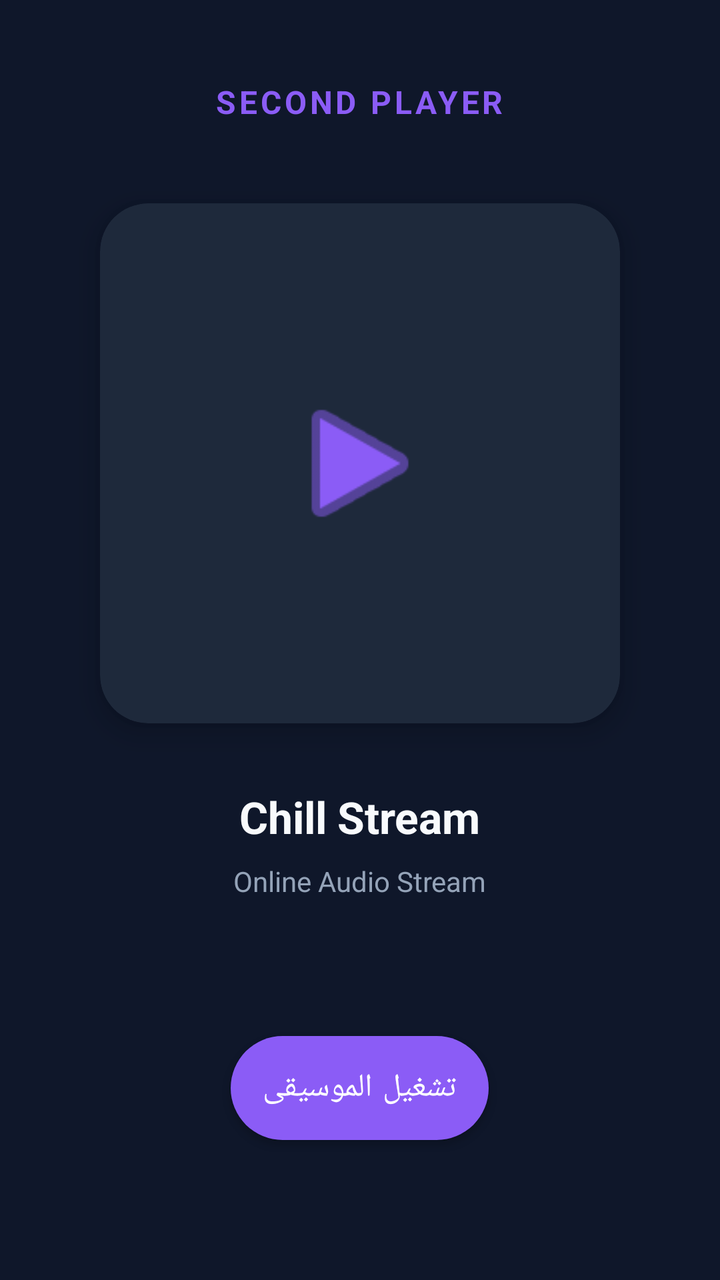
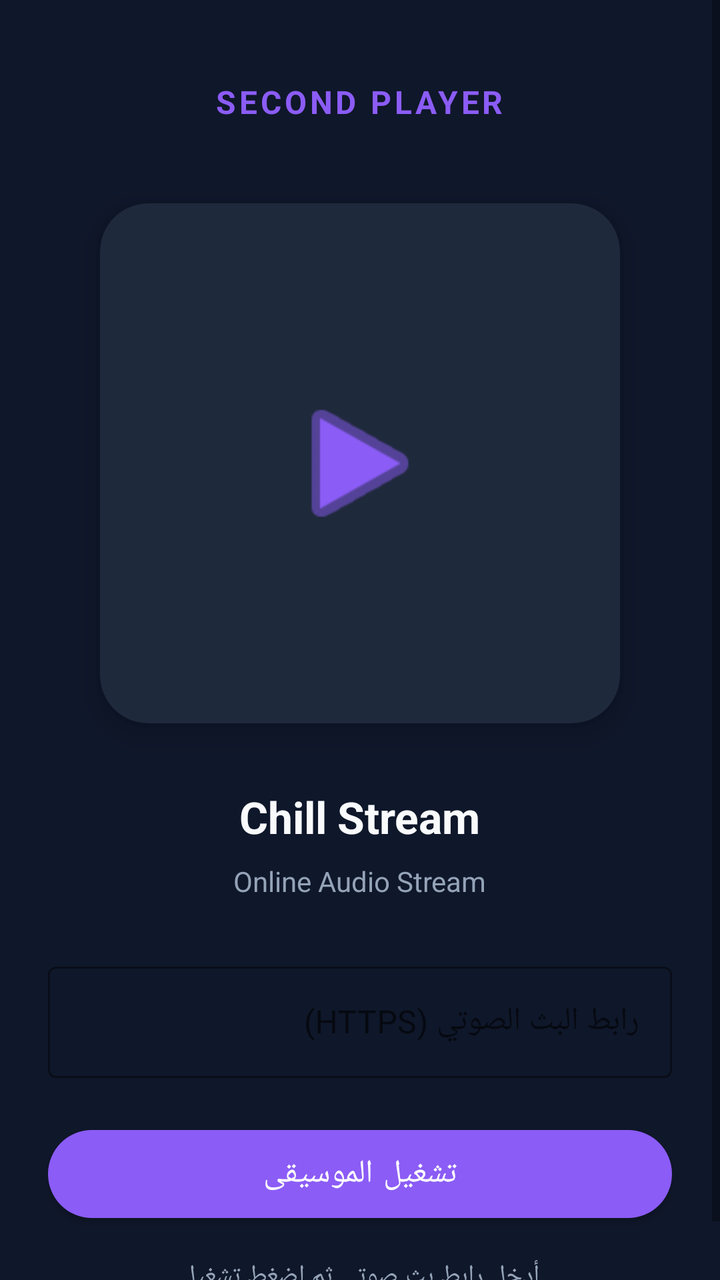

Two renders of the same Android screen: before a commit and after it. Below are the layout's source before the change and the commit's diff.
<!-- AndroidManifest.xml: application theme Theme.SecondPlayer -->
<!-- res/layout/activity_main.xml -->
<?xml version="1.0" encoding="utf-8"?>
<RelativeLayout xmlns:android="http://schemas.android.com/apk/res/android"
    xmlns:app="http://schemas.android.com/apk/res-auto"
    android:layout_width="match_parent"
    android:layout_height="match_parent"
    android:background="@color/bg_dark"
    android:padding="24dp">

    <TextView
        android:id="@+id/appTitle"
        android:layout_width="wrap_content"
        android:layout_height="wrap_content"
        android:layout_centerHorizontal="true"
        android:layout_marginTop="16dp"
        android:text="SECOND PLAYER"
        android:textColor="@color/accent_purple"
        android:textSize="16sp"
        android:textStyle="bold"
        android:letterSpacing="0.1"/>

    
    <androidx.cardview.widget.CardView
        android:id="@+id/albumCard"
        android:layout_width="260dp"
        android:layout_height="260dp"
        android:layout_below="@id/appTitle"
        android:layout_centerHorizontal="true"
        android:layout_marginTop="40dp"
        app:cardBackgroundColor="@color/card_bg"
        app:cardCornerRadius="24dp"
        app:cardElevation="8dp">

        <ImageView
            android:layout_width="80dp"
            android:layout_height="80dp"
            android:layout_gravity="center"
            android:src="@android:drawable/ic_media_play"
            app:tint="@color/accent_purple" />
    </androidx.cardview.widget.CardView>

    
    <TextView
        android:id="@+id/songTitle"
        android:layout_width="wrap_content"
        android:layout_height="wrap_content"
        android:layout_below="@id/albumCard"
        android:layout_centerHorizontal="true"
        android:layout_marginTop="32dp"
        android:text="Chill Stream"
        android:textColor="@color/text_white"
        android:textSize="22sp"
        android:textStyle="bold" />

    <TextView
        android:id="@+id/artistName"
        android:layout_width="wrap_content"
        android:layout_height="wrap_content"
        android:layout_below="@id/songTitle"
        android:layout_centerHorizontal="true"
        android:layout_marginTop="8dp"
        android:text="Online Audio Stream"
        android:textColor="@color/text_gray"
        android:textSize="14sp" />

    
    <LinearLayout
        android:layout_width="match_parent"
        android:layout_height="wrap_content"
        android:layout_alignParentBottom="true"
        android:layout_marginBottom="40dp"
        android:gravity="center"
        android:orientation="horizontal">

        <com.google.android.material.button.MaterialButton
            android:id="@+id/btnPlay"
            android:layout_width="wrap_content"
            android:layout_height="64dp"
            android:text="تشغيل الموسيقى"
            android:textSize="16sp"
            app:cornerRadius="32dp"
            app:backgroundTint="@color/accent_purple"/>
    </LinearLayout>

</RelativeLayout>
<!-- resources referenced by this layout -->
<resources>
  <color name="accent_purple">#8B5CF6</color>
  <color name="bg_dark">#0F172A</color>
  <color name="card_bg">#1E293B</color>
  <color name="text_gray">#94A3B8</color>
  <color name="text_white">#F8FAFC</color>
  <style name="Theme.SecondPlayer" parent="Theme.MaterialComponents.DayNight.NoActionBar">
          <item name="android:statusBarColor">@color/bg_dark</item>
      </style>
</resources>

<!-- the commit's change to res/layout/activity_main.xml (unified diff, before → after) -->
@@ -1,84 +1,105 @@
 <?xml version="1.0" encoding="utf-8"?>
-<RelativeLayout xmlns:android="http://schemas.android.com/apk/res/android"
+<ScrollView xmlns:android="http://schemas.android.com/apk/res/android"
     xmlns:app="http://schemas.android.com/apk/res-auto"
     android:layout_width="match_parent"
     android:layout_height="match_parent"
     android:background="@color/bg_dark"
-    android:padding="24dp">
+    android:fillViewport="true">
 
-    <TextView
-        android:id="@+id/appTitle"
-        android:layout_width="wrap_content"
-        android:layout_height="wrap_content"
-        android:layout_centerHorizontal="true"
-        android:layout_marginTop="16dp"
-        android:text="SECOND PLAYER"
-        android:textColor="@color/accent_purple"
-        android:textSize="16sp"
-        android:textStyle="bold"
-        android:letterSpacing="0.1"/>
-
-    
-    <androidx.cardview.widget.CardView
-        android:id="@+id/albumCard"
-        android:layout_width="260dp"
-        android:layout_height="260dp"
-        android:layout_below="@id/appTitle"
-        android:layout_centerHorizontal="true"
-        android:layout_marginTop="40dp"
-        app:cardBackgroundColor="@color/card_bg"
-        app:cardCornerRadius="24dp"
-        app:cardElevation="8dp">
-
-        <ImageView
-            android:layout_width="80dp"
-            android:layout_height="80dp"
-            android:layout_gravity="center"
-            android:src="@android:drawable/ic_media_play"
-            app:tint="@color/accent_purple" />
-    </androidx.cardview.widget.CardView>
-
-    
-    <TextView
-        android:id="@+id/songTitle"
-        android:layout_width="wrap_content"
-        android:layout_height="wrap_content"
-        android:layout_below="@id/albumCard"
-        android:layout_centerHorizontal="true"
-        android:layout_marginTop="32dp"
-        android:text="Chill Stream"
-        android:textColor="@color/text_white"
-        android:textSize="22sp"
-        android:textStyle="bold" />
-
-    <TextView
-        android:id="@+id/artistName"
-        android:layout_width="wrap_content"
-        android:layout_height="wrap_content"
-        android:layout_below="@id/songTitle"
-        android:layout_centerHorizontal="true"
-        android:layout_marginTop="8dp"
-        android:text="Online Audio Stream"
-        android:textColor="@color/text_gray"
-        android:textSize="14sp" />
-
-    
     <LinearLayout
         android:layout_width="match_parent"
         android:layout_height="wrap_content"
-        android:layout_alignParentBottom="true"
-        android:layout_marginBottom="40dp"
-        android:gravity="center"
-        android:orientation="horizontal">
+        android:orientation="vertical"
+        android:gravity="center_horizontal"
+        android:padding="24dp">
+
+        <TextView
+            android:id="@+id/appTitle"
+            android:layout_width="wrap_content"
+            android:layout_height="wrap_content"
+            android:layout_marginTop="16dp"
+            android:text="SECOND PLAYER"
+            android:textColor="@color/accent_purple"
+            android:textSize="16sp"
+            android:textStyle="bold"
+            android:letterSpacing="0.1" />
+
+        <com.google.android.material.card.MaterialCardView
+            android:id="@+id/albumCard"
+            android:layout_width="260dp"
+            android:layout_height="260dp"
+            android:layout_marginTop="40dp"
+            app:cardBackgroundColor="@color/card_bg"
+            app:cardCornerRadius="24dp"
+            app:cardElevation="8dp">
+
+            <ImageView
+                android:layout_width="80dp"
+                android:layout_height="80dp"
+                android:layout_gravity="center"
+                android:contentDescription="@string/app_name"
+                android:src="@android:drawable/ic_media_play"
+                app:tint="@color/accent_purple" />
+        </com.google.android.material.card.MaterialCardView>
+
+        <TextView
+            android:id="@+id/songTitle"
+            android:layout_width="wrap_content"
+            android:layout_height="wrap_content"
+            android:layout_marginTop="32dp"
+            android:text="Chill Stream"
+            android:textColor="@color/text_white"
+            android:textSize="22sp"
+            android:textStyle="bold" />
+
+        <TextView
+            android:id="@+id/artistName"
+            android:layout_width="wrap_content"
+            android:layout_height="wrap_content"
+            android:layout_marginTop="8dp"
+            android:text="Online Audio Stream"
+            android:textColor="@color/text_gray"
+            android:textSize="14sp" />
+
+        <com.google.android.material.textfield.TextInputLayout
+            android:id="@+id/urlInputLayout"
+            style="@style/Widget.MaterialComponents.TextInputLayout.OutlinedBox"
+            android:layout_width="match_parent"
+            android:layout_height="wrap_content"
+            android:layout_marginTop="28dp"
+            android:hint="رابط البث الصوتي (HTTPS)"
+            app:boxStrokeColor="@color/accent_purple"
+            app:hintTextColor="@color/text_gray">
+
+            <com.google.android.material.textfield.TextInputEditText
+                android:id="@+id/urlInput"
+                android:layout_width="match_parent"
+                android:layout_height="wrap_content"
+                android:inputType="textUri"
+                android:maxLines="1"
+                android:textColor="@color/text_white"
+                android:textColorHint="@color/text_gray" />
+        </com.google.android.material.textfield.TextInputLayout>
 
         <com.google.android.material.button.MaterialButton
             android:id="@+id/btnPlay"
-            android:layout_width="wrap_content"
-            android:layout_height="64dp"
+            android:layout_width="match_parent"
+            android:layout_height="56dp"
+            android:layout_marginTop="20dp"
             android:text="تشغيل الموسيقى"
             android:textSize="16sp"
-            app:cornerRadius="32dp"
-            app:backgroundTint="@color/accent_purple"/>
+            app:cornerRadius="28dp"
+            app:backgroundTint="@color/accent_purple" />
+
+        <TextView
+            android:id="@+id/statusText"
+            android:layout_width="wrap_content"
+            android:layout_height="wrap_content"
+            android:layout_marginTop="14dp"
+            android:gravity="center"
+            android:text="أدخل رابط بث صوتي ثم اضغط تشغيل"
+            android:textColor="@color/text_gray"
+            android:textSize="13sp" />
+
     </LinearLayout>
-
-</RelativeLayout>
+</ScrollView>
<!-- resource entries referenced after the edit -->
@@ -5,6 +5,7 @@
   <color name="card_bg">#1E293B</color>
   <color name="text_gray">#94A3B8</color>
   <color name="text_white">#F8FAFC</color>
+  <string name="app_name">Second Player</string>
   <style name="Theme.SecondPlayer" parent="Theme.MaterialComponents.DayNight.NoActionBar">
           <item name="android:statusBarColor">@color/bg_dark</item>
       </style>
